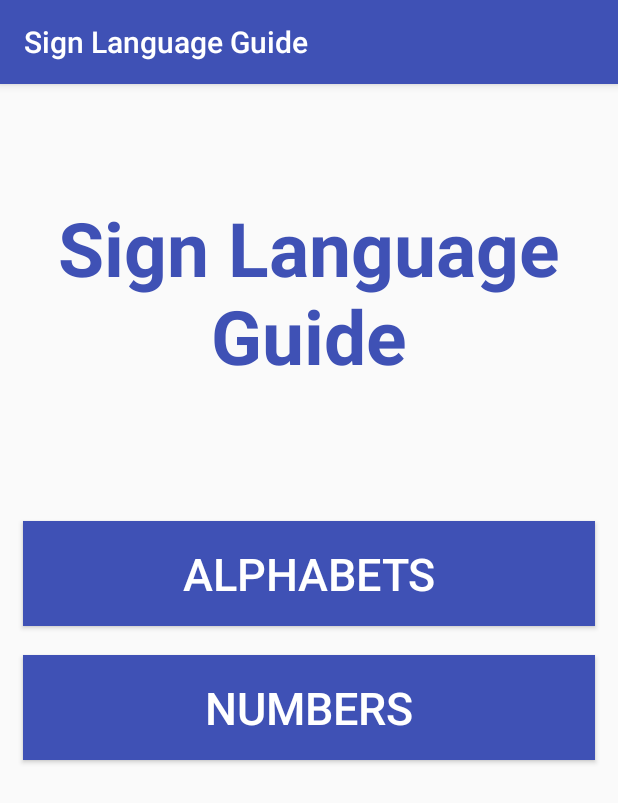
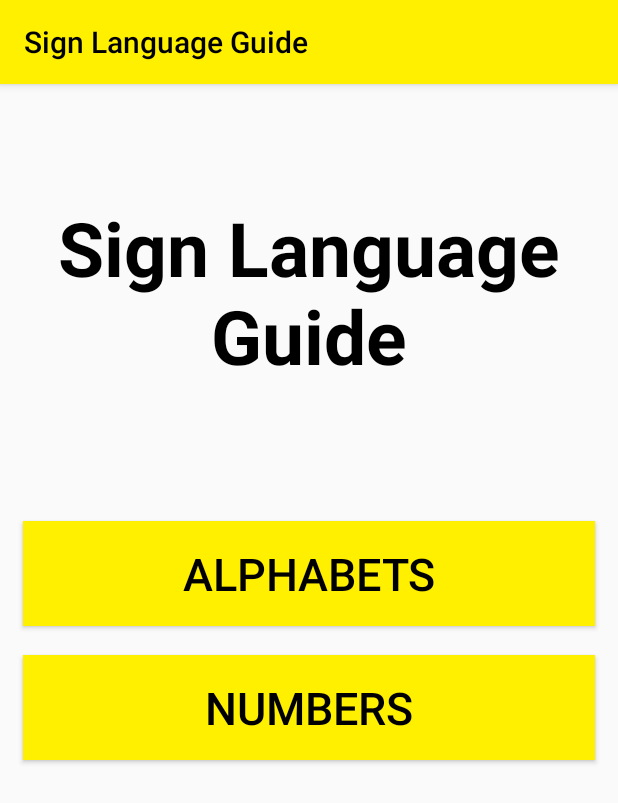
Before and after one commit to OngTrueno/SignLanguageGuide, an Android app: the screen it shows after launch (MainActivity), on a phone screen of 412 x 824 dp. Shown: the top 803 px of the screen. Run offline under Robolectric (Android 15) with nearby library versions, the phone set to English and light mode, and no system bars.

Commit message:
UI updated.

```diff
--- a/app/build.gradle
+++ b/app/build.gradle
@@ -5,7 +5,7 @@ android {
     buildToolsVersion "25.0.2"
     defaultConfig {
         applicationId "com.example.a15017470.signlanguageguide"
-        minSdkVersion 16
+        minSdkVersion 23
         targetSdkVersion 25
         versionCode 1
         versionName "1.0"
--- a/app/src/main/res/layout/activity_main.xml
+++ b/app/src/main/res/layout/activity_main.xml
@@ -16,7 +16,7 @@
         android:layout_marginTop="75dp"
         android:gravity="center"
         android:text="Sign Language Guide"
-        android:textColor="@color/colorPrimary"
+        android:textColor="@color/black"
         android:textSize="50dp"
         android:textStyle="bold" />
 
@@ -32,7 +32,7 @@
         android:layout_marginTop="90dp"
         android:background="@color/colorPrimary"
         android:text="Alphabets"
-        android:textColor="@color/white"
+        android:textColor="@color/black"
         android:textSize="30dp" />
 
     <Button
@@ -47,7 +47,7 @@
         android:layout_marginTop="19dp"
         android:background="@color/colorPrimary"
         android:text="Numbers"
-        android:textColor="@color/white"
+        android:textColor="@color/black"
         android:textSize="30dp" />
 
 </RelativeLayout>
--- a/app/src/main/res/values/colors.xml
+++ b/app/src/main/res/values/colors.xml
@@ -1,7 +1,7 @@
 <?xml version="1.0" encoding="utf-8"?>
 <resources>
-    <color name="colorPrimary">#3F51B5</color>
-    <color name="colorPrimaryDark">#303F9F</color>
+    <color name="colorPrimary">#FFF000</color>
+    <color name="colorPrimaryDark">#cccc00</color>
     <color name="colorAccent">#FF4081</color>
     <color name="white">#FFFFFF</color>
     <color name="black">#000000</color>
--- a/app/src/main/res/values/styles.xml
+++ b/app/src/main/res/values/styles.xml
@@ -6,6 +6,10 @@
         <item name="colorPrimary">@color/colorPrimary</item>
         <item name="colorPrimaryDark">@color/colorPrimaryDark</item>
         <item name="colorAccent">@color/colorAccent</item>
+        <item name="actionBarTheme">@style/AppTheme.AppBarOverlay</item>
     </style>
 
+    <style name="AppTheme.AppBarOverlay" parent="ThemeOverlay.AppCompat.Dark.ActionBar">
+        <item name="android:textColorPrimary">@android:color/black</item>
+    </style>
 </resources>
```
